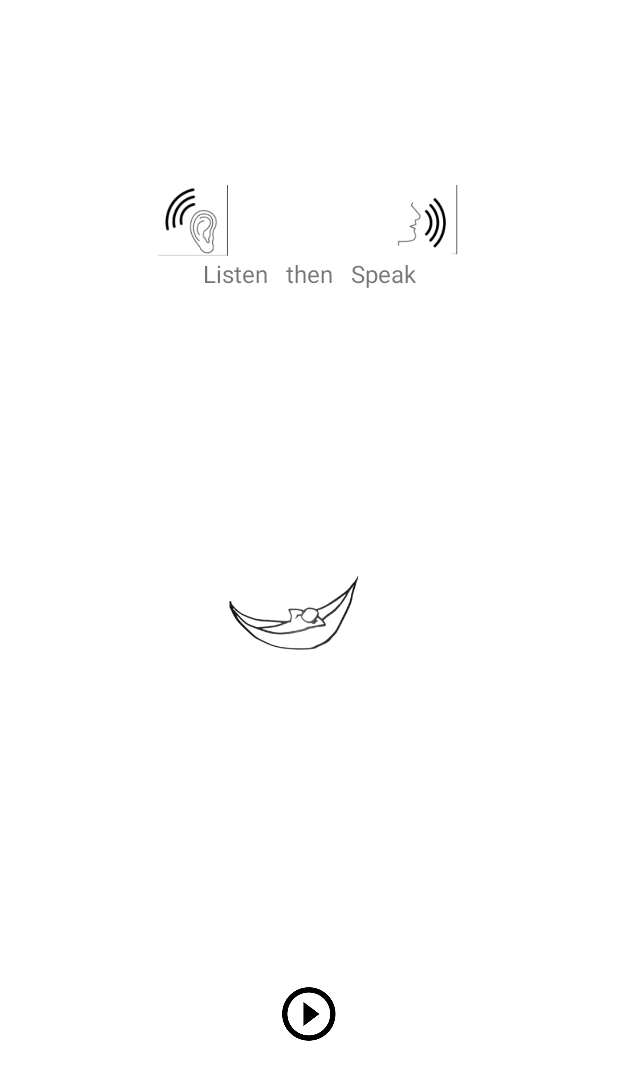
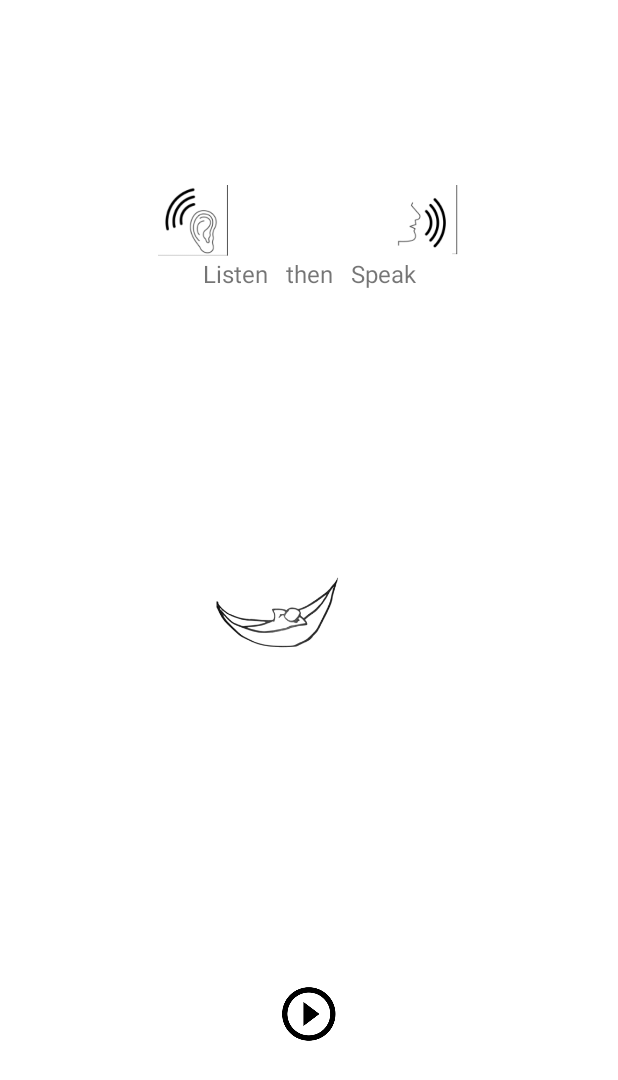
Before and after one commit to saintbrendan/ConnectEd, an Android app: the layout activity_flashcard.xml on its own in the app's theme, with its tools: preview values and no code run, on a phone screen of 412 x 824 dp. Shown: the top 1080 px of the screen. Run offline under Robolectric (Android 15) with nearby library versions, the phone set to English and light mode, and no system bars.

Commit message:
FlashcardActivity Image Size Adjustments

```diff
--- a/app/src/main/java/app/connected/connect_ed/RightOrWrongActivity.kt
+++ b/app/src/main/java/app/connected/connect_ed/RightOrWrongActivity.kt
@@ -52,6 +52,7 @@ class RightOrWrongActivity : AppCompatActivity() {
                 }
             }
             var verb = getResources().getResourceEntryName(imagesFirstFour[index])
+            verb = verb.removePrefix("image_")
             button.text = "to $verb"
         }
 
--- a/app/src/main/res/layout/activity_flashcard.xml
+++ b/app/src/main/res/layout/activity_flashcard.xml
@@ -10,7 +10,10 @@
         android:id="@+id/imageView"
         android:layout_width="wrap_content"
         android:layout_height="233dp"
-        android:scaleType="centerCrop"
+        android:layout_gravity="center_horizontal"
+        android:adjustViewBounds="true"
+        android:scaleType="centerInside"
+        app:flow_horizontalAlign="center"
         app:layout_constraintBottom_toBottomOf="parent"
         app:layout_constraintEnd_toEndOf="parent"
         app:layout_constraintHorizontal_bias="0.0"
```
